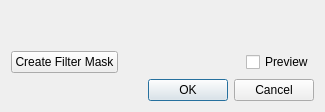
KDE/krita, file krita/ui/forms/wdgfilterdialog.ui: the form before one commit.
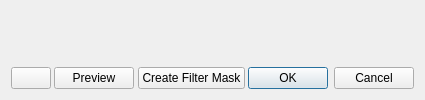
The form after the commit. Custom widgets are drawn as their Qt base class.

Patch:
```diff
--- a/krita/ui/forms/wdgfilterdialog.ui
+++ b/krita/ui/forms/wdgfilterdialog.ui
@@ -2,24 +2,13 @@
 <ui version="4.0">
  <class>FilterDialog</class>
  <widget class="QDialog" name="FilterDialog">
-  <property name="geometry">
-   <rect>
-    <x>0</x>
-    <y>0</y>
-    <width>325</width>
-    <height>112</height>
-   </rect>
-  </property>
-  <property name="sizePolicy">
-   <sizepolicy hsizetype="Ignored" vsizetype="Preferred">
-    <horstretch>0</horstretch>
-    <verstretch>0</verstretch>
-   </sizepolicy>
-  </property>
   <property name="windowTitle">
    <string>Dialog</string>
   </property>
   <layout class="QVBoxLayout" name="verticalLayout">
+   <property name="spacing">
+    <number>12</number>
+   </property>
    <item>
     <widget class="KisFilterSelectorWidget" name="filterSelection" native="true">
      <property name="sizePolicy">
@@ -31,17 +20,30 @@
     </widget>
    </item>
    <item>
-    <layout class="QHBoxLayout" name="horizontalLayout_3">
+    <layout class="QHBoxLayout" name="horizontalLayout_3" stretch="0,0,0,0,0">
+     <property name="spacing">
+      <number>3</number>
+     </property>
      <property name="topMargin">
       <number>0</number>
      </property>
      <item>
-      <widget class="QPushButton" name="pushButtonCreateMaskEffect">
-       <property name="enabled">
+      <widget class="QPushButton" name="filterGalleryToggle">
+       <property name="text">
+        <string notr="true"/>
+       </property>
+       <property name="checkable">
         <bool>true</bool>
        </property>
+      </widget>
+     </item>
+     <item>
+      <widget class="QPushButton" name="pushButtonPreview">
        <property name="text">
-        <string>Create Filter Mask</string>
+        <string>Preview</string>
+       </property>
+       <property name="checkable">
+        <bool>true</bool>
        </property>
       </widget>
      </item>
@@ -52,25 +54,30 @@
        </property>
        <property name="sizeHint" stdset="0">
         <size>
-         <width>10</width>
+         <width>1</width>
          <height>20</height>
         </size>
        </property>
       </spacer>
      </item>
      <item>
-      <widget class="QCheckBox" name="checkBoxPreview">
+      <widget class="QPushButton" name="pushButtonCreateMaskEffect">
+       <property name="enabled">
+        <bool>true</bool>
+       </property>
        <property name="text">
-        <string>Preview</string>
+        <string>Create Filter Mask</string>
        </property>
       </widget>
      </item>
-    </layout>
-   </item>
-   <item>
-    <layout class="QHBoxLayout" name="horizontalLayout_4">
      <item>
       <widget class="QDialogButtonBox" name="buttonBox">
+       <property name="sizePolicy">
+        <sizepolicy hsizetype="Maximum" vsizetype="Fixed">
+         <horstretch>0</horstretch>
+         <verstretch>0</verstretch>
+        </sizepolicy>
+       </property>
        <property name="standardButtons">
         <set>QDialogButtonBox::Cancel|QDialogButtonBox::Ok</set>
        </property>
```
Left out of the diff: 4 changed lines with no effect on the pictures.
